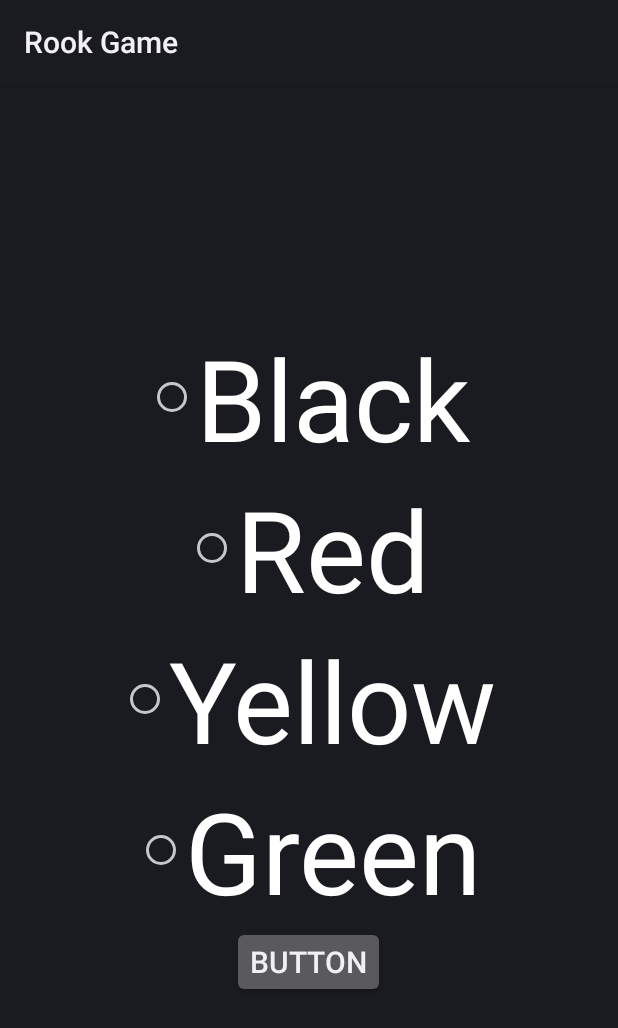
After one commit to copado30/RookGame, an Android app: the layout trump_suit_selection.xml on its own in the app's theme, with its tools: preview values and no code run, on a phone screen of 412 x 824 dp. The commit adds this screen. Shown: the top 1028 px of the screen. Run offline under Robolectric (Android 15) with nearby library versions, the light colour scheme and no system bars.

Commit message:
game almost done 4/13 game pauses when bots are low on cards transition from bid to game clearing cards after the 3rd bot plays while having a delay to see what card they played ask about leading suit and trump selection

```diff
--- /dev/null
+++ b/app/src/main/res/layout/trump_suit_selection.xml
@@ -0,0 +1,57 @@
+<?xml version="1.0" encoding="utf-8"?>
+<androidx.constraintlayout.widget.ConstraintLayout xmlns:android="http://schemas.android.com/apk/res/android"
+    xmlns:app="http://schemas.android.com/apk/res-auto"
+    xmlns:tools="http://schemas.android.com/tools"
+    android:layout_width="match_parent"
+    android:layout_height="match_parent">
+
+    <LinearLayout
+        android:layout_width="match_parent"
+        android:layout_height="match_parent"
+        android:orientation="vertical">
+
+        <RadioGroup
+            android:layout_width="match_parent"
+            android:layout_height="match_parent"
+            android:gravity="center">
+
+            <RadioButton
+                android:id="@+id/blackTrumpButton"
+                android:layout_width="wrap_content"
+                android:layout_height="wrap_content"
+                android:text="Black"
+                android:textSize="75dp" />
+
+            <RadioButton
+                android:id="@+id/redTrumpButton"
+                android:layout_width="wrap_content"
+                android:layout_height="wrap_content"
+                android:text="Red"
+                android:textSize="75dp" />
+
+            <RadioButton
+                android:id="@+id/yellowTrumpButton"
+                android:layout_width="wrap_content"
+                android:layout_height="wrap_content"
+                android:text="Yellow"
+                android:textSize="75dp" />
+
+            <RadioButton
+                android:id="@+id/greenTrumpButton"
+                android:layout_width="wrap_content"
+                android:layout_height="wrap_content"
+                android:text="Green"
+                android:textSize="75dp" />
+
+            <Button
+                android:id="@+id/button"
+                android:layout_width="wrap_content"
+                android:layout_height="wrap_content"
+                android:textSize="20dp"
+                android:text="Button" />
+
+        </RadioGroup>
+
+    </LinearLayout>
+
+</androidx.constraintlayout.widget.ConstraintLayout>
```
Also changed, not shown: app/src/main/java/edu/up/cs301/rook/RookComputerPlayer1.java (+21 -7 lines), app/src/main/java/edu/up/cs301/rook/RookHumanPlayer.java (+9 -61 lines), app/src/main/java/edu/up/cs301/rook/RookLocalGame.java (+71 -15 lines), app/src/main/java/edu/up/cs301/rook/RookMainActivity.java (+7 -5 lines), app/src/main/java/edu/up/cs301/rook/RookState.java (+6 -9 lines), app/src/main/res/layout/activity_main.xml (+34 -3 lines).
